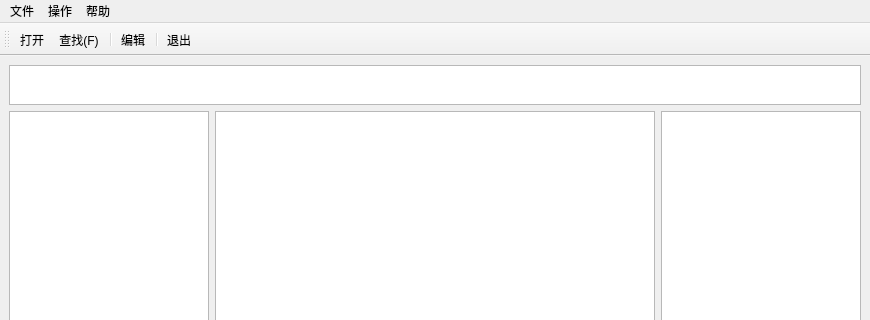
Above: mainwindow.ui from Archstacker/pcap-parser before the change; both pictures show x 0 to 870 and y 0 to 320 of the 870 by 568 pixel window. Below: the same form after it.
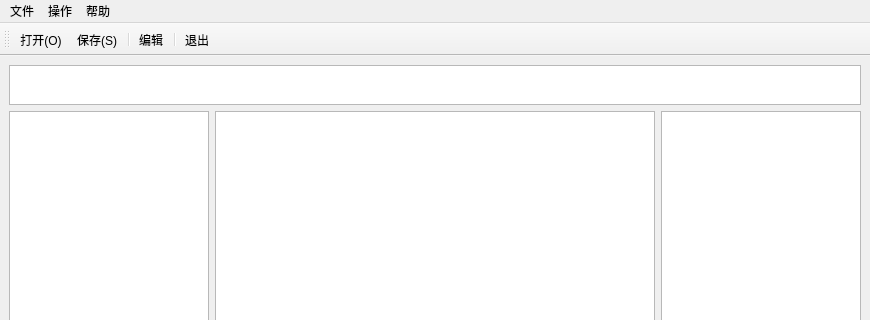
That is the form after the change. Icons and pictures are not drawn.

Patch:
```diff
--- a/mainwindow.ui
+++ b/mainwindow.ui
@@ -142,7 +142,7 @@
     <bool>false</bool>
    </attribute>
    <addaction name="actionDBOpen"/>
-   <addaction name="action_1"/>
+   <addaction name="actionFileSave"/>
    <addaction name="separator"/>
    <addaction name="action_6"/>
    <addaction name="separator"/>
@@ -153,16 +153,16 @@
     <string>退出</string>
    </property>
   </action>
-  <action name="action_1">
+  <action name="actionFileSave">
    <property name="icon">
     <iconset resource="ico.qrc">
-     <normaloff>:/icon/icon/query.png</normaloff>:/icon/icon/query.png</iconset>
+     <normaloff>:/icon/icon/filesave.png</normaloff>:/icon/icon/filesave.png</iconset>
    </property>
    <property name="text">
-    <string>查找(&amp;F)</string>
+    <string>保存(&amp;S)</string>
    </property>
    <property name="iconText">
-    <string>查找(F)</string>
+    <string>保存(S)</string>
    </property>
    <property name="softKeyRole">
     <enum>QAction::NoSoftKey</enum>
@@ -221,7 +221,7 @@
      <normaloff>:/icon/icon/fileopen.png</normaloff>:/icon/icon/fileopen.png</iconset>
    </property>
    <property name="text">
-    <string>打开</string>
+    <string>打开(&amp;O)</string>
    </property>
   </action>
  </widget>
```
